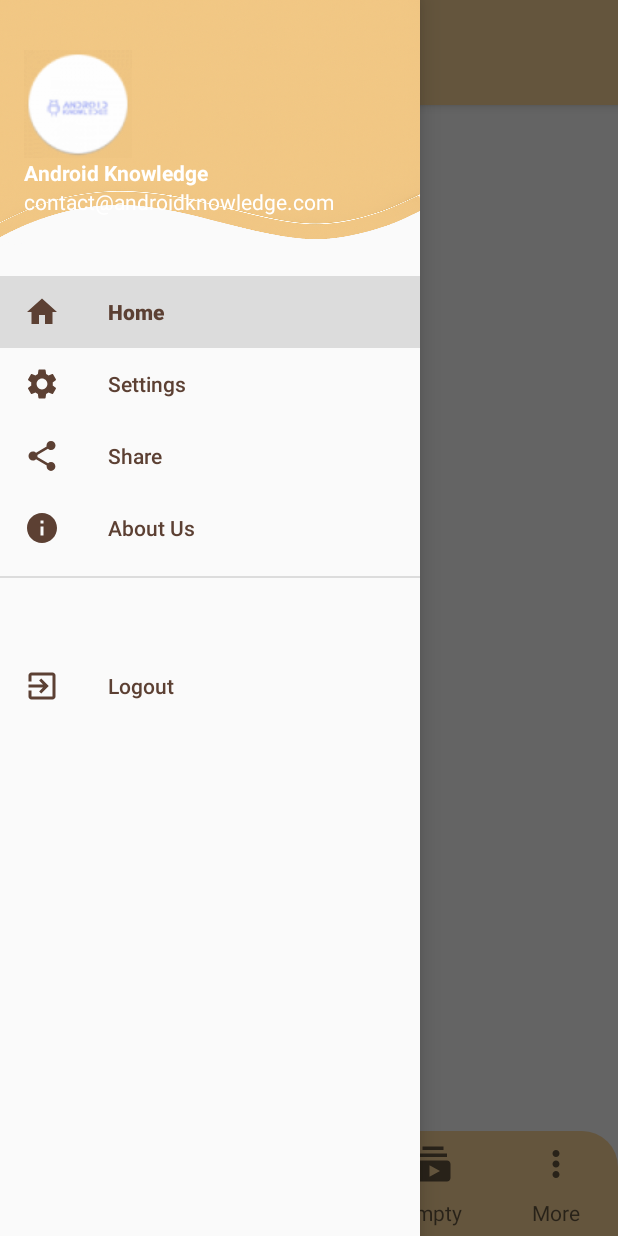
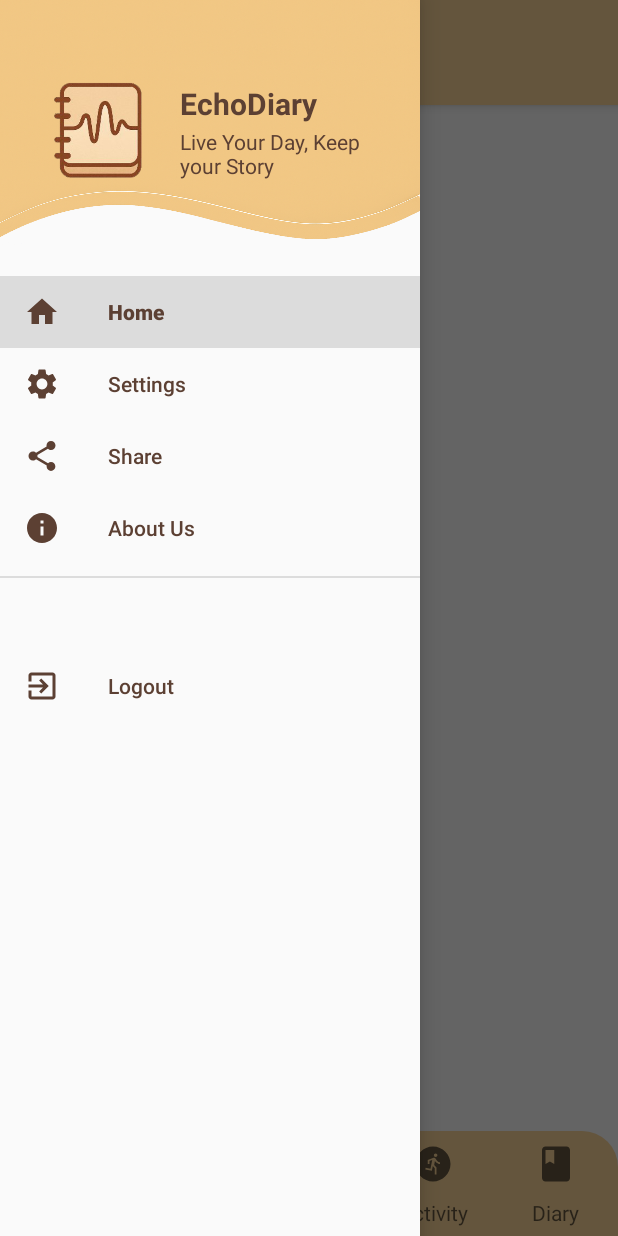
Before and after one commit to Chronomia26/EchoDiary, an Android app: the fragment ActivityFragment placed in its activity, with the side drawer open, on a phone screen of 412 x 824 dp. Run offline under Robolectric (Android 15) with nearby library versions, the phone set to English and light mode, and no system bars.

Commit message:
New designs (Andoy)

```diff
--- a/app/src/main/java/com/bigo143/echodiary/LibraryFragment.java
+++ b/app/src/main/java/com/bigo143/echodiary/ActivityFragment.java
@@ -10,10 +10,10 @@ import android.view.ViewGroup;
 
 /**
  * A simple {@link Fragment} subclass.
- * Use the {@link LibraryFragment#newInstance} factory method to
+ * Use the {@link ActivityFragment#newInstance} factory method to
  * create an instance of this fragment.
  */
-public class LibraryFragment extends Fragment {
+public class ActivityFragment extends Fragment {
 
     // TODO: Rename parameter arguments, choose names that match
     // the fragment initialization parameters, e.g. ARG_ITEM_NUMBER
@@ -24,7 +24,7 @@ public class LibraryFragment extends Fragment {
     private String mParam1;
     private String mParam2;
 
-    public LibraryFragment() {
+    public ActivityFragment() {
         // Required empty public constructor
     }
 
@@ -34,11 +34,11 @@ public class LibraryFragment extends Fragment {
      *
      * @param param1 Parameter 1.
      * @param param2 Parameter 2.
-     * @return A new instance of fragment LibraryFragment.
+     * @return A new instance of fragment SubscriptionsFragment.
      */
     // TODO: Rename and change types and number of parameters
-    public static LibraryFragment newInstance(String param1, String param2) {
-        LibraryFragment fragment = new LibraryFragment();
+    public static ActivityFragment newInstance(String param1, String param2) {
+        ActivityFragment fragment = new ActivityFragment();
         Bundle args = new Bundle();
         args.putString(ARG_PARAM1, param1);
         args.putString(ARG_PARAM2, param2);
@@ -59,6 +59,6 @@ public class LibraryFragment extends Fragment {
     public View onCreateView(LayoutInflater inflater, ViewGroup container,
                              Bundle savedInstanceState) {
         // Inflate the layout for this fragment
-        return inflater.inflate(R.layout.fragment_library, container, false);
+        return inflater.inflate(R.layout.fragment_activity, container, false);
     }
 }
--- a/app/src/main/java/com/bigo143/echodiary/SubscriptionsFragment.java
+++ b/app/src/main/java/com/bigo143/echodiary/DiaryFragment.java
@@ -10,10 +10,10 @@ import android.view.ViewGroup;
 
 /**
  * A simple {@link Fragment} subclass.
- * Use the {@link SubscriptionsFragment#newInstance} factory method to
+ * Use the {@link DiaryFragment#newInstance} factory method to
  * create an instance of this fragment.
  */
-public class SubscriptionsFragment extends Fragment {
+public class DiaryFragment extends Fragment {
 
     // TODO: Rename parameter arguments, choose names that match
     // the fragment initialization parameters, e.g. ARG_ITEM_NUMBER
@@ -24,7 +24,7 @@ public class SubscriptionsFragment extends Fragment {
     private String mParam1;
     private String mParam2;
 
-    public SubscriptionsFragment() {
+    public DiaryFragment() {
         // Required empty public constructor
     }
 
@@ -34,11 +34,11 @@ public class SubscriptionsFragment extends Fragment {
      *
      * @param param1 Parameter 1.
      * @param param2 Parameter 2.
-     * @return A new instance of fragment SubscriptionsFragment.
+     * @return A new instance of fragment LibraryFragment.
      */
     // TODO: Rename and change types and number of parameters
-    public static SubscriptionsFragment newInstance(String param1, String param2) {
-        SubscriptionsFragment fragment = new SubscriptionsFragment();
+    public static DiaryFragment newInstance(String param1, String param2) {
+        DiaryFragment fragment = new DiaryFragment();
         Bundle args = new Bundle();
         args.putString(ARG_PARAM1, param1);
         args.putString(ARG_PARAM2, param2);
@@ -59,6 +59,6 @@ public class SubscriptionsFragment extends Fragment {
     public View onCreateView(LayoutInflater inflater, ViewGroup container,
                              Bundle savedInstanceState) {
         // Inflate the layout for this fragment
-        return inflater.inflate(R.layout.fragment_subscriptions, container, false);
+        return inflater.inflate(R.layout.fragment_diary, container, false);
     }
 }
--- a/app/src/main/java/com/bigo143/echodiary/MainActivity.java
+++ b/app/src/main/java/com/bigo143/echodiary/MainActivity.java
@@ -83,10 +83,10 @@ public class MainActivity extends AppCompatActivity {
             return new HomeFragment();
         } else if (itemId == R.id.calendar) {
             return new CalendarFragment();
-        } else if (itemId == R.id.subscriptions) {
-            return new SubscriptionsFragment();
-        } else if (itemId == R.id.library) {
-            return new LibraryFragment();
+        } else if (itemId == R.id.activity) {
+            return new ActivityFragment();
+        } else if (itemId == R.id.diary) {
+            return new DiaryFragment();
         } else {
             return null;
         }
--- /dev/null
+++ b/app/src/main/res/drawable/baseline_book_24.xml
@@ -0,0 +1,5 @@
+<vector xmlns:android="http://schemas.android.com/apk/res/android" android:height="24dp" android:tint="#FFFFFF" android:viewportHeight="24" android:viewportWidth="24" android:width="24dp">
+
+    <path android:fillColor="@android:color/white" android:pathData="M18,2H6c-1.1,0 -2,0.9 -2,2v16c0,1.1 0.9,2 2,2h12c1.1,0 2,-0.9 2,-2V4c0,-1.1 -0.9,-2 -2,-2zM6,4h5v8l-2.5,-1.5L6,12V4z"/>
+
+</vector>
--- /dev/null
+++ b/app/src/main/res/drawable/baseline_run_circle_24.xml
@@ -0,0 +1,5 @@
+<vector xmlns:android="http://schemas.android.com/apk/res/android" android:height="24dp" android:tint="#FFFFFF" android:viewportHeight="24" android:viewportWidth="24" android:width="24dp">
+
+    <path android:fillColor="@android:color/white" android:pathData="M12,2C6.48,2 2,6.48 2,12c0,5.52 4.48,10 10,10s10,-4.48 10,-10C22,6.48 17.52,2 12,2zM13.5,6c0.55,0 1,0.45 1,1c0,0.55 -0.45,1 -1,1s-1,-0.45 -1,-1C12.5,6.45 12.95,6 13.5,6zM16,12c-0.7,0 -2.01,-0.54 -2.91,-1.76l-0.41,2.35L14,14.03V18h-1v-3.58l-1.11,-1.21l-0.52,2.64L7.6,15.08l0.2,-0.98l2.78,0.57l0.96,-4.89L10,10.35V12H9V9.65l3.28,-1.21c0.49,-0.18 1.03,0.06 1.26,0.53C14.37,10.67 15.59,11 16,11V12z"/>
+
+</vector>
--- /dev/null
+++ b/app/src/main/res/drawable/circle_background.xml
@@ -0,0 +1,4 @@
+<shape xmlns:android="http://schemas.android.com/apk/res/android"
+    android:shape="oval">
+    <solid android:color="#E0E0E0" /> <!-- Replace with desired color -->
+</shape>
--- a/app/src/main/res/layout/activity_main.xml
+++ b/app/src/main/res/layout/activity_main.xml
@@ -20,6 +20,7 @@
 
             <!-- Toolbar -->
             <androidx.appcompat.widget.Toolbar
+                app:contentInsetStart="16dp"
                 android:id="@+id/toolbar"
                 android:layout_width="match_parent"
                 android:layout_height="70dp"
@@ -38,24 +39,34 @@
                 android:layout_weight="1" />
         </LinearLayout>
 
-        <!-- Floating Action Button (styled like BottomAppBar cutout) -->
+        <View
+            android:id="@+id/fab_background"
+            android:layout_width="72dp"
+            android:layout_height="72dp"
+            android:layout_gravity="bottom|center_horizontal"
+            android:layout_marginBottom="12dp"
+            android:background="@drawable/circle_background" />
+
+        <!-- Floating Action Button -->
         <com.google.android.material.floatingactionbutton.FloatingActionButton
             android:id="@+id/fab"
-            android:layout_width="64dp"
-            android:layout_height="64dp"
+            android:layout_width="wrap_content"
+            android:layout_height="wrap_content"
             android:layout_gravity="bottom|center_horizontal"
             android:layout_marginBottom="16dp"
-            android:backgroundTint="@color/white"
-            android:elevation="0dp"
-            android:translationZ="0dp"
-            app:pressedTranslationZ="0dp"
+            app:fabCustomSize="64dp"
+            app:backgroundTint="@android:color/white"
+            android:elevation="8dp"
+            android:translationZ="8dp"
+            app:pressedTranslationZ="12dp"
             android:scaleType="center"
             app:tint="@color/coffee_2"
             app:maxImageSize="36dp"
             android:src="@drawable/baseline_add_24"
-            app:itemIconTint = "@color/coffee_brown"
-            android:outlineAmbientShadowColor="@color/dark_roast"
-            android:outlineProvider="none"/>
+            app:itemIconTint="@color/coffee_brown"
+            app:itemTextColor="@color/coffee_brown"/>
+
+
 
         <!-- Custom Bottom Navigation bar with rounded top and "cutout" margin -->
         <FrameLayout
--- a/app/src/main/res/layout/bottomsheetlayout.xml
+++ b/app/src/main/res/layout/bottomsheetlayout.xml
@@ -1,16 +1,11 @@
 <?xml version="1.0" encoding="utf-8"?>
 <LinearLayout xmlns:android="http://schemas.android.com/apk/res/android"
+    xmlns:app="http://schemas.android.com/apk/res-auto"
     android:orientation="vertical"
     android:layout_width="match_parent"
     android:layout_height="match_parent"
     android:background="@drawable/dialogbkg">
 
-    <ImageView
-        android:layout_width="70dp"
-        android:layout_height="wrap_content"
-        android:src="@drawable/baseline_remove_circle_24"
-        android:layout_gravity="center|top"
-        android:scaleType="centerCrop"/>
 
     <LinearLayout
         android:layout_width="match_parent"
@@ -35,7 +30,8 @@
             android:src="@drawable/baseline_clear_24"
             android:layout_marginLeft="250dp"
             android:layout_marginTop="8dp"
-            android:id="@+id/cancelButton"/>
+            android:id="@+id/cancelButton"
+            app:tint="@color/coffee_brown"/>
 
     </LinearLayout>
 
@@ -51,7 +47,8 @@
         <ImageView
             android:layout_width="wrap_content"
             android:layout_height="wrap_content"
-            android:src="@drawable/baseline_video_library_24"/>
+            android:src="@drawable/baseline_video_library_24"
+            app:tint="@color/coffee_brown" />
 
         <TextView
             android:layout_width="wrap_content"
@@ -74,7 +71,8 @@
         <ImageView
             android:layout_width="wrap_content"
             android:layout_height="wrap_content"
-            android:src="@drawable/baseline_whatshot_24"/>
+            android:src="@drawable/baseline_whatshot_24"
+            app:tint="@color/coffee_brown"/>
 
         <TextView
             android:layout_width="wrap_content"
@@ -100,7 +98,8 @@
         <ImageView
             android:layout_width="wrap_content"
             android:layout_height="wrap_content"
-            android:src="@drawable/baseline_cast_connected_24"/>
+            android:src="@drawable/baseline_cast_connected_24"
+            app:tint="@color/coffee_brown"/>
 
         <TextView
             android:layout_width="wrap_content"
--- a/app/src/main/res/layout/fragment_library.xml
+++ b/app/src/main/res/layout/fragment_activity.xml
@@ -3,13 +3,13 @@
     xmlns:tools="http://schemas.android.com/tools"
     android:layout_width="match_parent"
     android:layout_height="match_parent"
-    tools:context=".LibraryFragment">
+    tools:context=".ActivityFragment">
 
     <!-- TODO: Update blank fragment layout -->
     <TextView
         android:layout_width="match_parent"
         android:layout_height="match_parent"
-        android:text="Library"
+        android:text="@string/activity"
         android:gravity="center"
         android:textSize="30sp"
         android:textColor="@color/pale_mocha"/>
--- a/app/src/main/res/layout/fragment_subscriptions.xml
+++ b/app/src/main/res/layout/fragment_diary.xml
@@ -3,13 +3,13 @@
     xmlns:tools="http://schemas.android.com/tools"
     android:layout_width="match_parent"
     android:layout_height="match_parent"
-    tools:context=".SubscriptionsFragment">
+    tools:context=".DiaryFragment">
 
     <!-- TODO: Update blank fragment layout -->
     <TextView
         android:layout_width="match_parent"
         android:layout_height="match_parent"
-        android:text="Subcriptons"
+        android:text="@string/diary"
         android:gravity="center"
         android:textSize="30sp"
         android:textColor="@color/pale_mocha"/>
--- a/app/src/main/res/layout/nav_header.xml
+++ b/app/src/main/res/layout/nav_header.xml
@@ -4,29 +4,51 @@
     android:orientation="vertical"
     android:layout_width="match_parent"
     android:layout_height="176dp"
-    android:gravity="bottom"
+    android:gravity="center"
     android:padding="16dp"
     android:background="@drawable/headbackg"
     android:theme="@style/ThemeOverlay.AppCompat.Dark">
 
-    <ImageView
+    <!-- Horizontal layout for ImageView and TextViews -->
+    <LinearLayout
         android:layout_width="wrap_content"
         android:layout_height="wrap_content"
-        android:src="@drawable/aklogo"/>
+        android:orientation="horizontal"
+        android:gravity="center_vertical">
 
+        <!-- ImageView with minimal margin -->
+        <ImageView
+            android:layout_width="100dp"
+            android:layout_height="70dp"
+            android:src="@drawable/logopic"
+            android:layout_marginEnd="4dp"
+            android:adjustViewBounds="true"
+            android:scaleType="fitCenter" />
+
+        <!-- Vertical layout for TextViews -->
+        <LinearLayout
+            android:layout_width="wrap_content"
+            android:layout_height="wrap_content"
+            android:orientation="vertical"
+            android:gravity="center_vertical">
+
+            <!-- Title TextView -->
             <TextView
                 android:layout_width="wrap_content"
                 android:layout_height="wrap_content"
-        android:text="Android Knowledge"
-        android:textColor="@color/white"
-        android:textStyle="bold"/>
+                android:text="EchoDiary"
+                android:textColor="@color/coffee_brown"
+                android:textStyle="bold"
+                android:textSize="20sp" />
 
+            <!-- Subtitle TextView -->
             <TextView
                 android:layout_width="wrap_content"
                 android:layout_height="wrap_content"
-        android:text="contact@androidknowledge.com"
-        android:textColor="@color/white"
+                android:text="Live Your Day, Keep your Story"
+                android:textColor="@color/coffee_brown"
                 android:textSize="14sp"
-        android:layout_marginBottom="16dp"/>
-
+                android:layout_marginTop="2dp" />
         </LinearLayout>
+    </LinearLayout>
+</LinearLayout>
--- a/app/src/main/res/menu/bottom_navigation_menu.xml
+++ b/app/src/main/res/menu/bottom_navigation_menu.xml
@@ -22,12 +22,12 @@
 
 
     <item
-        android:id="@+id/subscriptions"
-        android:title="@string/empty"
-        android:icon="@drawable/baseline_subscriptions_24" />
+        android:id="@+id/activity"
+        android:title="@string/activity"
+        android:icon="@drawable/baseline_run_circle_24" />
     <item
-        android:id="@+id/library"
-        android:title="@string/more"
-        android:icon="@drawable/nav_var_more_vert" />
+        android:id="@+id/diary"
+        android:title="@string/diary"
+        android:icon="@drawable/baseline_book_24" />
 
 </menu>
--- a/app/src/main/res/values/strings.xml
+++ b/app/src/main/res/values/strings.xml
@@ -6,7 +6,8 @@
     <string name="hello_blank_fragment">Hello blank fragment</string>
     <string name="calendar">Calendar</string>
     <string name="home">Home</string>
-    <string name="empty">Empty</string>
+    <string name="activity">Activity</string>
     <string name="settings">Settings</string>
     <string name="more">More</string>">
+    <string name="diary">Diary</string>">
 </resources>
--- a/app/src/main/res/values/themes.xml
+++ b/app/src/main/res/values/themes.xml
@@ -15,6 +15,13 @@
         <!-- Status bar color. -->
         <item name="android:statusBarColor">@android:color/transparent</item>
         <!-- Customize your theme here. -->
+        <item name="toolbarNavigationButtonStyle">@style/CustomNavigationButtonStyle</item>
+    </style>
+
+    <style name="CustomNavigationButtonStyle" parent="Widget.AppCompat.Toolbar.Button.Navigation">
+        <item name="android:minWidth">60dp</item>
+        <item name="android:minHeight">60dp</item>
+        <item name="android:padding">12dp</item>
     </style>
 
     <style name="ThemeOverlay.App.BottomNav" parent="ThemeOverlay.MaterialComponents">
```
Also changed, not shown: app/src/main/res/drawable/logopic.png (added). Lines whose indentation alone changed are shown as unchanged.
